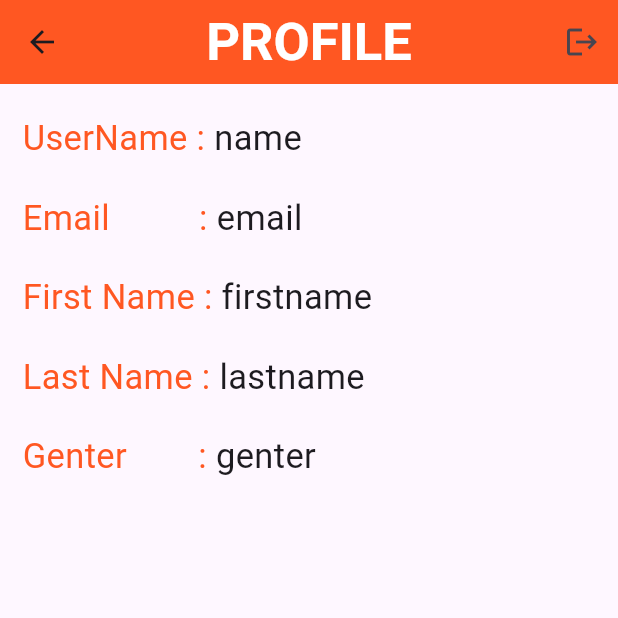
After one commit to alen707/Betting-App, a Flutter app: the Profile screen opened directly, on a phone screen of 412 x 824 dp, the top half of it. The commit adds this screen. Run offline on Flutter 3.47's test engine with Material 3 defaults, Android fonts, the light colour scheme and no system bars; our stand-ins replace shared_preferences; accounts and stored records are empty; network calls fail.

Commit message:
arrange in files

```diff
--- a/lib/ScoreAdd.dart
+++ b/lib/components/ScoreAdd.dart
@@ -1,4 +1,4 @@
-import 'package:betting_mobile_app/api_connection.dart';
+import 'package:betting_mobile_app/modals/tournaments_modal.dart';
 import 'package:betting_mobile_app/provider/match_provider.dart';
 import 'package:flutter/material.dart';
 //import 'package:betting_mobile_app/Data.dart';
--- a/lib/main.dart
+++ b/lib/main.dart
@@ -1,9 +1,11 @@
-import 'package:betting_mobile_app/login_page.dart';
+import 'package:betting_mobile_app/pages/login_page.dart';
+import 'package:betting_mobile_app/pages/profile_page.dart';
 import 'package:betting_mobile_app/provider/match_provider.dart';
 import 'package:betting_mobile_app/provider/newName_provider.dart';
 import 'package:flutter/material.dart';
-import 'HomePage.dart';
+import 'pages/home_page.dart';
 import 'package:provider/provider.dart';
+import 'package:shared_preferences/shared_preferences.dart';
 
 //import 'ScoreAdd.dart';
 
@@ -11,12 +13,17 @@ void main() async{
   WidgetsFlutterBinding.ensureInitialized();
   final matchProvider =MatchProvider();
   await matchProvider.loadmatchs();
+
+    //WidgetsFlutterBinding.ensureInitialized();
+  final prefs = await SharedPreferences.getInstance();
+  bool isLoggedIn = prefs.getBool("isLoggedIn") ?? false;
+
   runApp(
     MultiProvider(providers: [
       ChangeNotifierProvider.value(value: matchProvider),
       ChangeNotifierProvider(create: (_) => NewName())
     ],
-     child: const MyApp(),
+     child:  MyApp(isLoggedIn:isLoggedIn),
     ),
 
 
@@ -24,7 +31,8 @@ void main() async{
 }
 
 class MyApp extends StatelessWidget {
-  const MyApp({super.key});
+  final bool isLoggedIn;
+  const MyApp({super.key,required this.isLoggedIn});
 
   @override
   Widget build(BuildContext context) {
@@ -35,13 +43,13 @@ class MyApp extends StatelessWidget {
       debugShowCheckedModeBanner: false,
 
 
-      home:
+      home: isLoggedIn ? HomeScreen() : Login(),
       // Add()
 
         //HomeScreen(),
         //body: SecondScreen(),
-       Login()
-
+       //Login()
+      //home: Profile(),
 
     );
   }
--- /dev/null
+++ b/lib/pages/profile_page.dart
@@ -0,0 +1,166 @@
+
+import 'package:betting_mobile_app/pages/home_page.dart';
+import 'package:betting_mobile_app/pages/login_page.dart';
+import 'package:flutter/material.dart';
+import 'package:shared_preferences/shared_preferences.dart';
+
+class Profile extends StatelessWidget {
+  const Profile({super.key});
+
+  @override
+  Widget build(BuildContext context) {
+    return Scaffold(
+
+
+      appBar: AppBar(
+
+
+        title: Text("PROFILE",
+          style: TextStyle(
+            color: Colors.white,
+            fontWeight: FontWeight.bold,
+            fontSize: 35
+          ),
+        ),
+        centerTitle: true,
+
+        backgroundColor: Colors.deepOrange,
+
+
+        leading: IconButton(
+          onPressed: (){
+            Navigator.pushReplacement(context,
+            MaterialPageRoute(builder: (context)=>HomeScreen()));
+          },
+           icon: Icon(Icons.arrow_back)
+           ),
+
+
+        actions: [
+          IconButton(
+          onPressed: ()async{
+            final prefs = await SharedPreferences.getInstance();
+              await prefs.setBool("isLoggedIn", false);
+
+            Navigator.pushReplacement(context,
+            MaterialPageRoute(builder: (context)=>Login())
+              );
+          },
+             icon: Icon(Icons.logout)
+             )
+        ],
+
+      ),
+
+
+      body: SafeArea(
+        child: Padding(
+          padding: const EdgeInsets.only(
+            left: 15,
+            right: 15
+          ),
+          child: Column(
+            crossAxisAlignment: CrossAxisAlignment.start,
+            children: [
+
+
+              SizedBox(height: 20,),
+              Row(
+                children: [
+                  Text("UserName : ",
+                    style: TextStyle(
+                      fontSize: 23,
+                      color: Colors.deepOrange
+                    ),
+                  ),
+                  Text("name",
+                  style: TextStyle(
+                      fontSize: 23
+                    ),
+                    )
+                ],
+              ),
+
+
+              SizedBox(height: 20,),
+              Row(
+                children: [
+                  Text("Email          : ",
+                    style: TextStyle(
+                      fontSize: 23,
+                      color: Colors.deepOrange
+                    ),
+                  ),
+                  Text("email",
+                  style: TextStyle(
+                      fontSize: 23,
+                    ),
+                    )
+                ],
+              ),
+
+
+              SizedBox(height: 20,),
+              Row(
+                children: [
+                  Text("First Name : ",
+                    style: TextStyle(
+                      fontSize: 23,
+                      color: Colors.deepOrange
+                    ),
+                  ),
+                  Text("firstname",
+                  style: TextStyle(
+                      fontSize: 23
+                    ),
+                    )
+                ],
+              ),
+
+
+              SizedBox(height: 20,),
+              Row(
+                children: [
+                  Text("Last Name : ",
+                    style: TextStyle(
+                      fontSize: 23,
+                      color: Colors.deepOrange
+                    ),
+                  ),
+                  Text("lastname",
+                  style: TextStyle(
+                      fontSize: 23
+                    ),
+                    )
+                ],
+              ),
+
+
+              SizedBox(height: 20,),
+              Row(
+                children: [
+                  Text("Genter        : ",
+                    style: TextStyle(
+                      fontSize: 23,
+                      color: Colors.deepOrange
+                    ),
+                  ),
+                  Text("genter",
+                  style: TextStyle(
+                      fontSize: 23
+                    ),
+                    )
+                ],
+              ),
+
+
+            ],
+          ),
+        )
+      ),
+
+
+
+    );
+  }
+}
--- a/lib/provider/match_provider.dart
+++ b/lib/provider/match_provider.dart
@@ -1,6 +1,6 @@
-import 'package:betting_mobile_app/api_connection.dart';
-import 'package:betting_mobile_app/head.dart';
-import 'package:betting_mobile_app/ScoreAdd.dart';
+import 'package:betting_mobile_app/modals/tournaments_modal.dart';
+import 'package:betting_mobile_app/components/head.dart';
+import 'package:betting_mobile_app/components/ScoreAdd.dart';
 import 'package:flutter/material.dart';
 import 'dart:convert';
 import 'package:shared_preferences/shared_preferences.dart';
```
Also changed, not shown: lib/components/head.dart (renamed from lib/head.dart, +18 -4 lines), lib/pages/HomePage.dart (renamed from lib/HomePage.dart, +6 -6 lines), lib/pages/home_page.dart (added, +236 -0 lines), lib/pages/login_page.dart (renamed from lib/login_page.dart, +43 -7 lines), lib/components/ChangeName.dart (renamed from lib/ChangeName.dart), lib/components/ScoreBoard.dart (renamed from lib/ScoreBoard.dart), lib/components/SelectionButton.dart (renamed from lib/SelectionButton.dart), lib/components/SlideScreen.dart (renamed from lib/SlideScreen.dart), lib/constants/Data.dart (renamed from lib/Data.dart), lib/modals/tournaments_modal.dart (renamed from lib/api_connection.dart).
